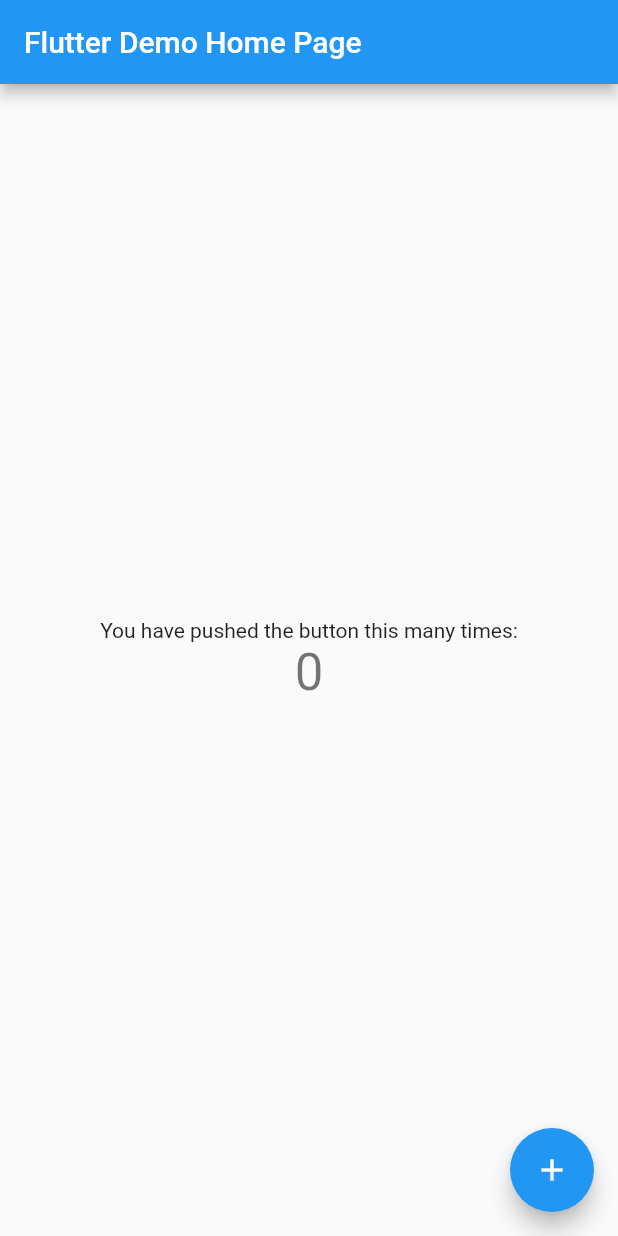
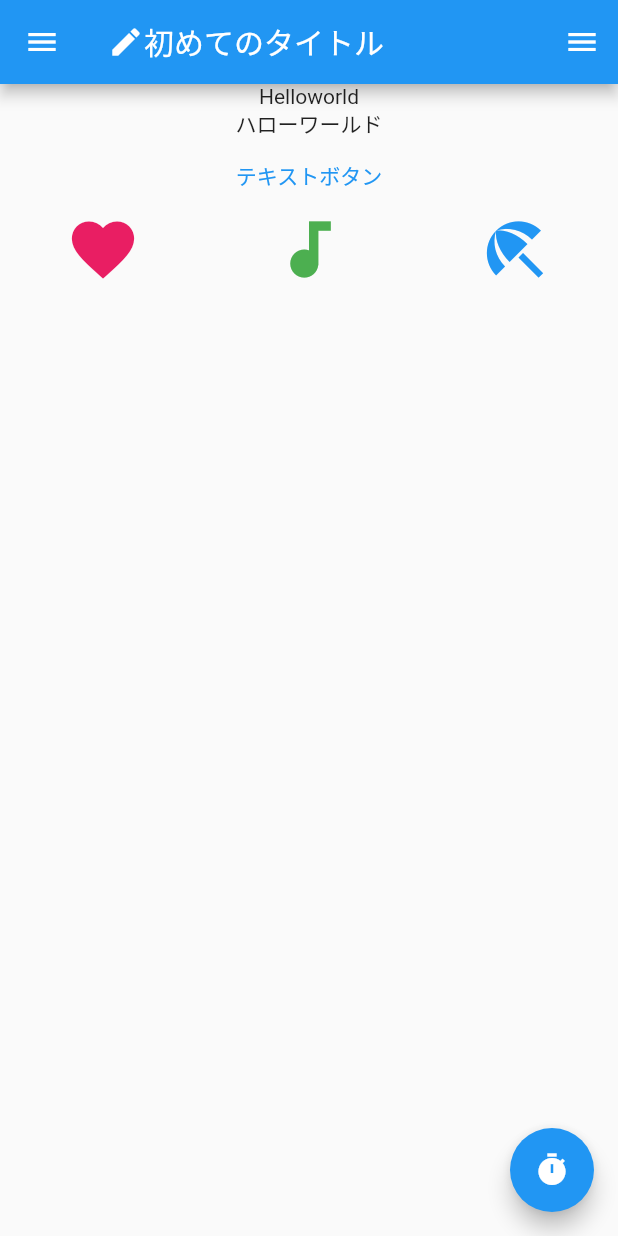
Before and after one commit to reiji-yasuda/flutter, a Flutter app: the screen it shows after launch, on a phone screen of 412 x 824 dp. Run offline on Flutter 3.47's test engine with Material 2 defaults, Android fonts, the phone set to English and light mode, and no system bars.

Commit message:
初めてのタイトル

```diff
--- a/lib/main.dart
+++ b/lib/main.dart
@@ -13,18 +13,10 @@ class MyApp extends StatelessWidget {
     return MaterialApp(
       title: 'Flutter Demo',
       theme: ThemeData(
-        // This is the theme of your application.
-        //
-        // Try running your application with "flutter run". You'll see the
-        // application has a blue toolbar. Then, without quitting the app, try
-        // changing the primarySwatch below to Colors.green and then invoke
-        // "hot reload" (press "r" in the console where you ran "flutter run",
-        // or simply save your changes to "hot reload" in a Flutter IDE).
-        // Notice that the counter didn't reset back to zero; the application
-        // is not restarted.
+
         primarySwatch: Colors.blue,
       ),
-      home: const MyHomePage(title: 'Flutter Demo Home Page'),
+      home: const MyHomePage(title: 'Flutter Home Page'),
     );
   }
 }
@@ -32,14 +24,6 @@ class MyApp extends StatelessWidget {
 class MyHomePage extends StatefulWidget {
   const MyHomePage({super.key, required this.title});
 
-  // This widget is the home page of your application. It is stateful, meaning
-  // that it has a State object (defined below) that contains fields that affect
-  // how it looks.
-
-  // This class is the configuration for the state. It holds the values (in this
-  // case the title) provided by the parent (in this case the App widget) and
-  // used by the build method of the State. Fields in a Widget subclass are
-  // always marked "final".
 
   final String title;
 
@@ -48,68 +32,57 @@ class MyHomePage extends StatefulWidget {
 }
 
 class _MyHomePageState extends State<MyHomePage> {
-  int _counter = 0;
-
+  int _counter=0;
+  // 5. カウンタが押された時のメソッド
   void _incrementCounter() {
     setState(() {
-      // This call to setState tells the Flutter framework that something has
-      // changed in this State, which causes it to rerun the build method below
-      // so that the display can reflect the updated values. If we changed
-      // _counter without calling setState(), then the build method would not be
-      // called again, and so nothing would appear to happen.
       _counter++;
+      print("HelloWorld");
     });
   }
-
   @override
   Widget build(BuildContext context) {
-    // This method is rerun every time setState is called, for instance as done
-    // by the _incrementCounter method above.
-    //
-    // The Flutter framework has been optimized to make rerunning build methods
-    // fast, so that you can just rebuild anything that needs updating rather
-    // than having to individually change instances of widgets.
+
     return Scaffold(
       appBar: AppBar(
-        // Here we take the value from the MyHomePage object that was created by
-        // the App.build method, and use it to set our appbar title.
-        title: Text(widget.title),
+        title: Row(children: const[
+          Icon(Icons.create),
+          Text("初めてのタイトル"),
+        ]),
       ),
-      body: Center(
-        // Center is a layout widget. It takes a single child and positions it
-        // in the middle of the parent.
-        child: Column(
-          // Column is also a layout widget. It takes a list of children and
-          // arranges them vertically. By default, it sizes itself to fit its
-          // children horizontally, and tries to be as tall as its parent.
-          //
-          // Invoke "debug painting" (press "p" in the console, choose the
-          // "Toggle Debug Paint" action from the Flutter Inspector in Android
-          // Studio, or the "Toggle Debug Paint" command in Visual Studio Code)
-          // to see the wireframe for each widget.
-          //
-          // Column has various properties to control how it sizes itself and
-          // how it positions its children. Here we use mainAxisAlignment to
-          // center the children vertically; the main axis here is the vertical
-          // axis because Columns are vertical (the cross axis would be
-          // horizontal).
-          mainAxisAlignment: MainAxisAlignment.center,
-          children: <Widget>[
-            const Text(
-              'You have pushed the button this many times:',
+      body: Column(children: [//children=配列
+        const  Text("Helloworld"),
+        const  Text("ハローワールド"),
+        TextButton(
+          onPressed: () => {print("ボタンが押されたよ")},
+          child: const Text("テキストボタン"),
+        ),
+        Row(
+          mainAxisAlignment: MainAxisAlignment.spaceAround,
+          children: const[
+            Icon(
+              Icons.favorite,
+              color: Colors.pink,
+              size:50.0,
             ),
-            Text(
-              '$_counter',
-              style: Theme.of(context).textTheme.headlineMedium,
+            Icon(
+              Icons.audiotrack,
+              color: Colors.green,
+              size:50.0,
+            ),
+            Icon(
+              Icons.beach_access,
+              color: Colors.blue,
+              size:50.0,
             ),
           ],
         ),
-      ),
+      ]),
       floatingActionButton: FloatingActionButton(
-        onPressed: _incrementCounter,
-        tooltip: 'Increment',
-        child: const Icon(Icons.add),
-      ), // This trailing comma makes auto-formatting nicer for build methods.
+        onPressed: () => {print("押したね？")},
+        child: const Icon(Icons.timer)),
+        drawer: const Drawer(child: Center(child: Text("Drawer"))),
+        endDrawer: const Drawer(child: Center(child: Text("EndDrawer"))),
     );
   }
 }
```
